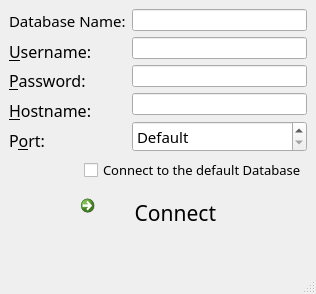
Before: the Qt Designer form mainwindow.ui in Aloereed/Flightman_Client_DATA130039, drawn with Qt 5.
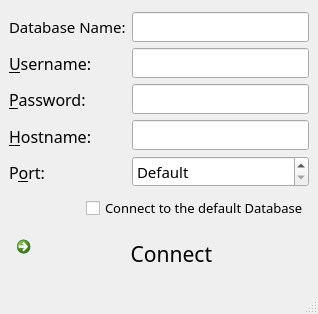
After: the same form once the commit is applied. Icons and pictures are not drawn.

Diff of the .ui file:
```diff
--- a/mainwindow.ui
+++ b/mainwindow.ui
@@ -9,8 +9,8 @@
    <rect>
     <x>0</x>
     <y>0</y>
-    <width>316</width>
-    <height>294</height>
+    <width>318</width>
+    <height>314</height>
    </rect>
   </property>
   <property name="sizePolicy">
@@ -29,29 +29,51 @@
    <string>Login</string>
   </property>
   <widget class="QWidget" name="centralwidget">
-   <layout class="QFormLayout" name="formLayout">
-    <item row="1" column="0">
-     <layout class="QGridLayout" name="gridLayout_2"/>
-    </item>
-    <item row="0" column="0" colspan="2">
-     <layout class="QGridLayout" name="gridLayout_3">
+   <layout class="QGridLayout" name="gridLayout">
       <item row="0" column="1">
        <layout class="QVBoxLayout" name="verticalLayout">
         <item>
-         <widget class="QLineEdit" name="editDatabase"/>
+       <widget class="QLineEdit" name="editDatabase">
+        <property name="font">
+         <font>
+          <family>Yu Gothic UI Semilight</family>
+          <pointsize>11</pointsize>
+         </font>
+        </property>
+       </widget>
         </item>
         <item>
-         <widget class="QLineEdit" name="editUsername"/>
+       <widget class="QLineEdit" name="editUsername">
+        <property name="font">
+         <font>
+          <family>Yu Gothic UI Semilight</family>
+          <pointsize>11</pointsize>
+         </font>
+        </property>
+       </widget>
         </item>
         <item>
          <widget class="QLineEdit" name="editPassword">
+        <property name="font">
+         <font>
+          <family>Yu Gothic UI Semilight</family>
+          <pointsize>11</pointsize>
+         </font>
+        </property>
           <property name="echoMode">
            <enum>QLineEdit::Password</enum>
           </property>
          </widget>
         </item>
         <item>
-         <widget class="QLineEdit" name="editHostname"/>
+       <widget class="QLineEdit" name="editHostname">
+        <property name="font">
+         <font>
+          <family>Yu Gothic UI Semilight</family>
+          <pointsize>11</pointsize>
+         </font>
+        </property>
+       </widget>
         </item>
         <item>
          <widget class="QSpinBox" name="portSpinBox">
@@ -77,39 +99,6 @@
         </item>
        </layout>
       </item>
-      <item row="2" column="0" colspan="2">
-       <layout class="QHBoxLayout" name="horizontalLayout_2">
-        <item>
-         <spacer name="horizontalSpacer">
-          <property name="orientation">
-           <enum>Qt::Horizontal</enum>
-          </property>
-          <property name="sizeHint" stdset="0">
-           <size>
-            <width>40</width>
-            <height>20</height>
-           </size>
-          </property>
-         </spacer>
-        </item>
-        <item>
-         <widget class="QCheckBox" name="checkBox">
-          <property name="font">
-           <font>
-            <family>Yu Gothic UI Semilight</family>
-            <pointsize>10</pointsize>
-           </font>
-          </property>
-          <property name="layoutDirection">
-           <enum>Qt::LeftToRight</enum>
-          </property>
-          <property name="text">
-           <string>Connect to the default Database</string>
-          </property>
-         </widget>
-        </item>
-       </layout>
-      </item>
       <item row="0" column="0">
        <layout class="QVBoxLayout" name="verticalLayout_2">
         <item>
@@ -195,15 +184,50 @@
         </item>
        </layout>
       </item>
+    <item row="1" column="0" colspan="2">
+     <layout class="QHBoxLayout" name="horizontalLayout_2">
+      <item>
+       <spacer name="horizontalSpacer">
+        <property name="orientation">
+         <enum>Qt::Horizontal</enum>
+        </property>
+        <property name="sizeHint" stdset="0">
+         <size>
+          <width>40</width>
+          <height>20</height>
+         </size>
+        </property>
+       </spacer>
+      </item>
+      <item>
+       <widget class="QCheckBox" name="checkBox">
+        <property name="font">
+         <font>
+          <family>Yu Gothic UI Semilight</family>
+          <pointsize>10</pointsize>
+         </font>
+        </property>
+        <property name="layoutDirection">
+         <enum>Qt::LeftToRight</enum>
+        </property>
+        <property name="text">
+         <string>Connect to the default Database</string>
+        </property>
+       </widget>
+      </item>
      </layout>
     </item>
-    <item row="1" column="1">
-     <layout class="QGridLayout" name="gridLayout_4">
-      <item row="0" column="1">
+    <item row="2" column="0" colspan="2">
        <widget class="QCommandLinkButton" name="commandLinkButton">
         <property name="enabled">
          <bool>true</bool>
         </property>
+      <property name="sizePolicy">
+       <sizepolicy hsizetype="Preferred" vsizetype="Fixed">
+        <horstretch>0</horstretch>
+        <verstretch>0</verstretch>
+       </sizepolicy>
+      </property>
         <property name="font">
          <font>
           <family>Yu Gothic UI Semilight</family>
@@ -218,13 +242,8 @@
         <property name="autoFillBackground">
          <bool>false</bool>
         </property>
-        <property name="styleSheet">
-         <string notr="true">QCommandLinkButton{text-align:center}
-
-</string>
-        </property>
         <property name="text">
-         <string>      Connect</string>
+       <string>                 Connect</string>
         </property>
         <property name="icon">
          <iconset resource="../build-client-Desktop_Qt_5_14_2_MinGW_64_bit-Debug/debug/qmake_qmake_immediate.qrc">
@@ -241,34 +260,6 @@
         </property>
        </widget>
       </item>
-      <item row="0" column="0">
-       <spacer name="horizontalSpacer_2">
-        <property name="orientation">
-         <enum>Qt::Horizontal</enum>
-        </property>
-        <property name="sizeHint" stdset="0">
-         <size>
-          <width>40</width>
-          <height>20</height>
-         </size>
-        </property>
-       </spacer>
-      </item>
-      <item row="0" column="2">
-       <spacer name="horizontalSpacer_3">
-        <property name="orientation">
-         <enum>Qt::Horizontal</enum>
-        </property>
-        <property name="sizeHint" stdset="0">
-         <size>
-          <width>40</width>
-          <height>20</height>
-         </size>
-        </property>
-       </spacer>
-      </item>
-     </layout>
-    </item>
    </layout>
   </widget>
   <widget class="QMenuBar" name="menubar">
```
Left out of the diff: 2 changed lines with no effect on the pictures. Lines whose indentation alone changed are shown as unchanged.
